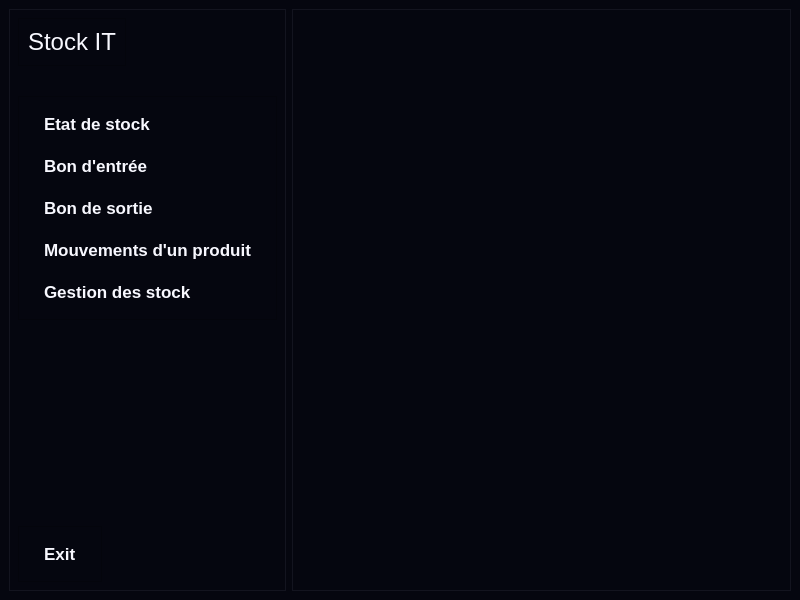
Old version of the form interface/main_widget.ui in the repository miranto-andria/stock-it.
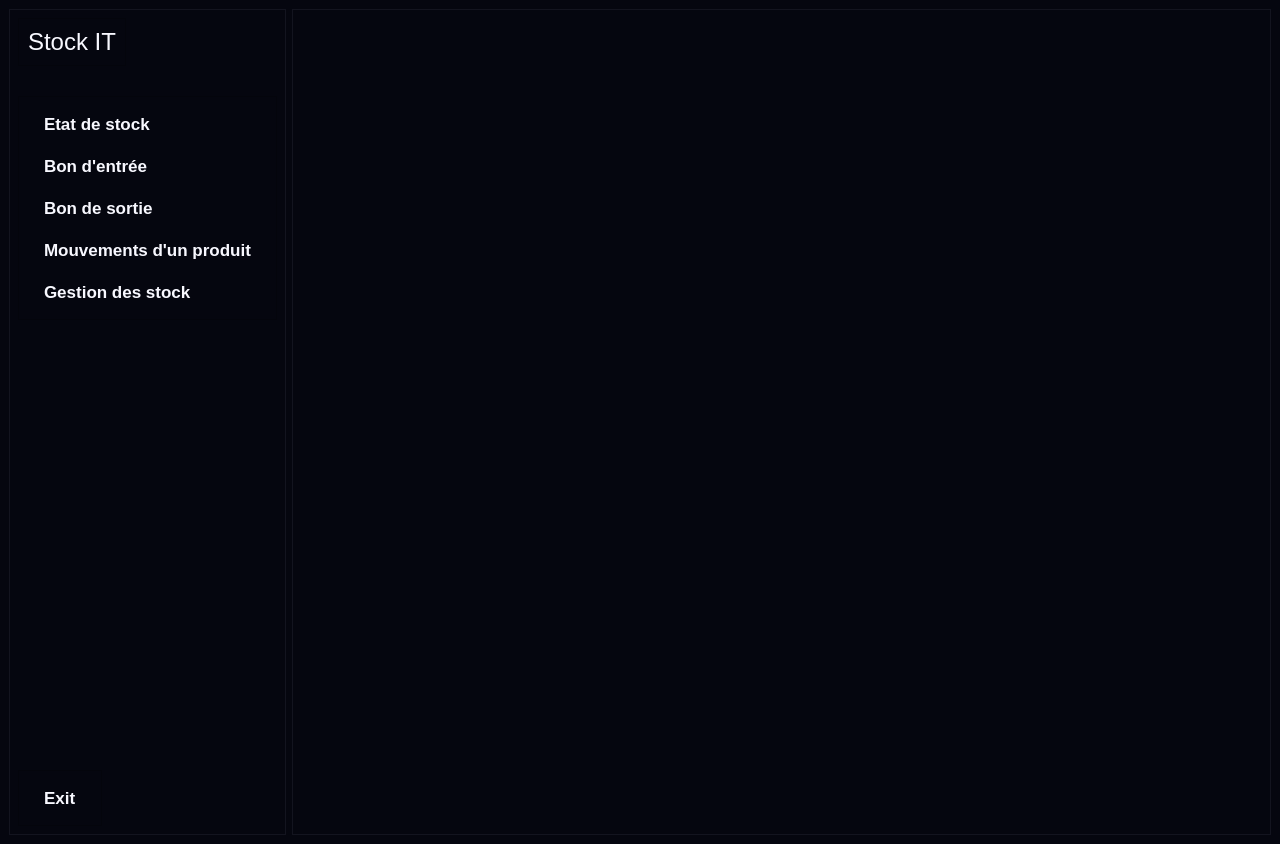
New version of the form.

The edit to the form file:
```diff
--- a/interface/main_widget.ui
+++ b/interface/main_widget.ui
@@ -6,8 +6,8 @@
    <rect>
     <x>0</x>
     <y>0</y>
-    <width>800</width>
-    <height>600</height>
+    <width>1280</width>
+    <height>844</height>
    </rect>
   </property>
   <property name="windowTitle">
```
